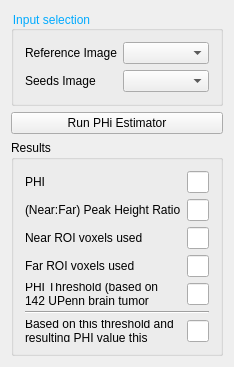
Old version of the form Plugins/org.mitk.cbica.captk.phiestimator/src/internal/PHIEstimatorViewControls.ui in the repository CBICA/CaPTk2.0.
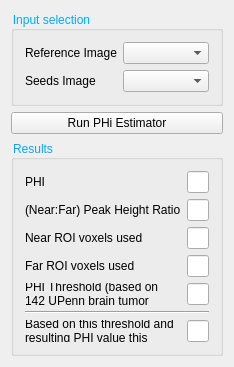
New version of the form. Custom widgets are drawn as their Qt base class.

Commit message: modifying style for results, #68

What changed in the file:
```diff
--- a/Plugins/org.mitk.cbica.captk.phiestimator/src/internal/PHIEstimatorViewControls.ui
+++ b/Plugins/org.mitk.cbica.captk.phiestimator/src/internal/PHIEstimatorViewControls.ui
@@ -84,6 +84,12 @@
    </item>
    <item>
     <widget class="QGroupBox" name="groupBox_Result">
+     <property name="styleSheet">
+      <string notr="true">QGroupBox::title {
+color: rgb(0, 170, 255);
+}
+</string>
+     </property>
      <property name="title">
       <string>Results</string>
      </property>
```
